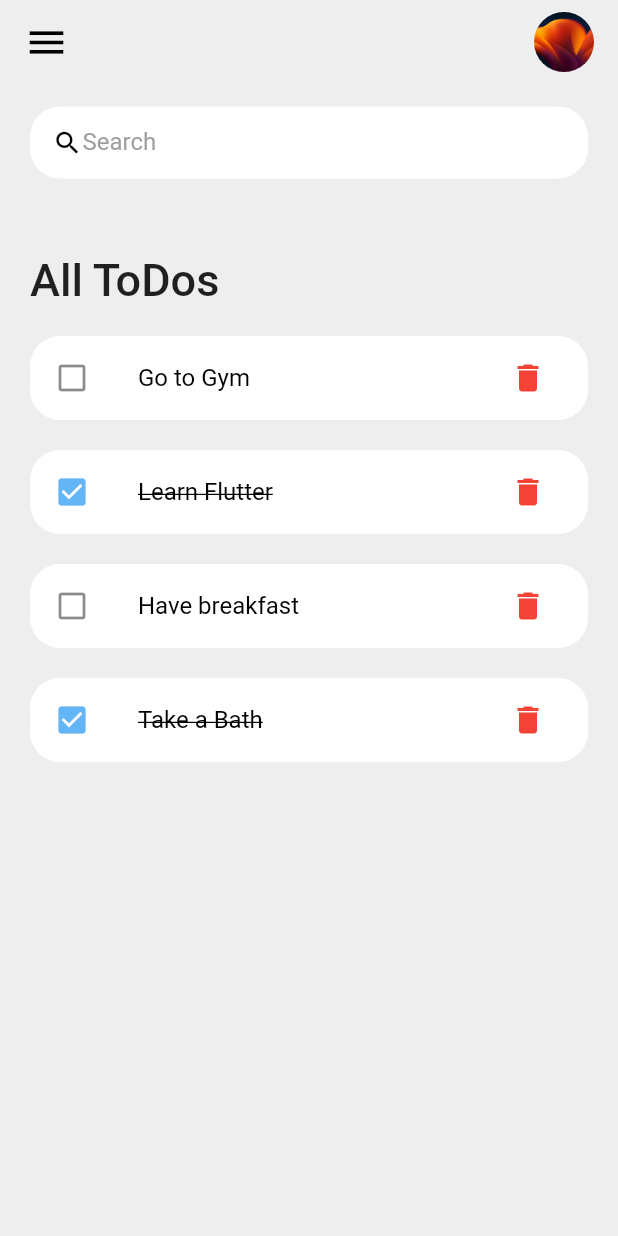
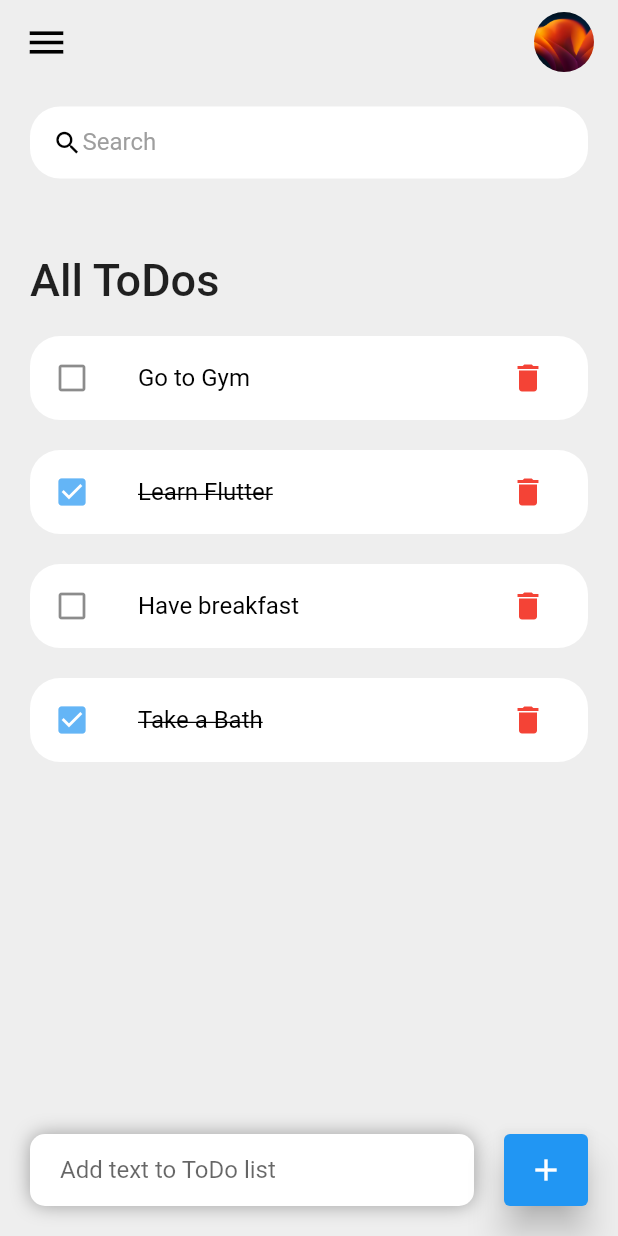
Before and after one commit to Sxmxrth/ToDo-App-flutter, a Flutter app: the screen it shows after launch, on a phone screen of 412 x 824 dp. Run offline on Flutter 3.47's test engine with Material 2 defaults, Android fonts, the phone set to English and light mode, and no system bars.

Commit message:
UI updated

```diff
--- a/to_do_app/lib/model/todo.dart
+++ b/to_do_app/lib/model/todo.dart
@@ -1,3 +1,5 @@
+import 'package:flutter/material.dart';
+
 class ToDo {
   String? id;
   String? toDoText;
--- a/to_do_app/lib/screens/home.dart
+++ b/to_do_app/lib/screens/home.dart
@@ -4,9 +4,14 @@ import 'package:flutter/material.dart';
 import 'package:to_do_app/model/todo.dart';
 import 'package:to_do_app/widgets/todo_items.dart';
 
-class Home extends StatelessWidget {
+class Home extends StatefulWidget {
   Home({super.key});
 
+  @override
+  State<Home> createState() => _HomeState();
+}
+
+class _HomeState extends State<Home> {
   final todolist = ToDo.todoList();
 
   @override
@@ -14,7 +19,9 @@ class Home extends StatelessWidget {
     return Scaffold(
       backgroundColor: Colors.grey[200],
       appBar: createAppBar(),
-      body: Container(
+      body: Stack(
+        children: [
+          Container(
             padding: EdgeInsets.symmetric(horizontal: 20, vertical: 15),
             child: Column(
               children: [
@@ -26,8 +33,8 @@ class Home extends StatelessWidget {
                         margin: EdgeInsets.only(top: 50, bottom: 20),
                         child: Text(
                           "All ToDos",
-                      style:
-                          TextStyle(fontSize: 30, fontWeight: FontWeight.w500),
+                          style: TextStyle(
+                              fontSize: 30, fontWeight: FontWeight.w500),
                         ),
                       ),
                       for (ToDo element in todolist) toDoItem(todo: element)
@@ -37,7 +44,54 @@ class Home extends StatelessWidget {
               ],
             ),
           ),
+          Align(
+            alignment: Alignment.bottomCenter,
+            child: Row(
+              children: [
+                Expanded(
+                    child: Container(
+                  padding: EdgeInsets.only(left: 20, right: 20),
+                  margin: EdgeInsets.only(left: 20, right: 20, bottom: 20),
+                  decoration: BoxDecoration(
+                    color: Colors.white,
+                    boxShadow: [
+                      BoxShadow(
+                          color: Colors.grey,
+                          offset: Offset(0.0, 0.0),
+                          blurRadius: 10,
+                          spreadRadius: 0)
+                    ],
+                    borderRadius: BorderRadius.circular(10),
+                  ),
+                  child: TextField(
+                    decoration: InputDecoration(
+                      hintText: "Add text to ToDo list",
+                      border: InputBorder.none,
+                    ),
+                  ),
+                )),
+                Container(
+                  margin: EdgeInsets.only(bottom: 20, right: 20),
+                  child: ElevatedButton(
+                    onPressed: () {},
+                    style: ElevatedButton.styleFrom(
+                        elevation: 10, minimumSize: Size(48, 48)),
+                    child: Icon(
+                      Icons.add,
+                      color: Colors.white,
+                    ),
+                  ),
+                )
+              ],
+            ),
+          )
+        ],
+      ),
     );
+  }
+
+  void handleToDoChange(ToDo todo) {
+    todo.isDone = !todo.isDone;
   }
 
   Container searchBox() {
--- a/to_do_app/lib/widgets/todo_items.dart
+++ b/to_do_app/lib/widgets/todo_items.dart
@@ -2,6 +2,7 @@
 
 import 'package:flutter/material.dart';
 import 'package:to_do_app/model/todo.dart';
+import 'package:to_do_app/screens/home.dart';
 
 class toDoItem extends StatelessWidget {
   final ToDo todo;
@@ -13,7 +14,8 @@ class toDoItem extends StatelessWidget {
       margin: EdgeInsets.only(bottom: 20),
       child: ListTile(
         onTap: () {
-          print("Clicked on list item");
+          todo.handleToDoChange(todo);
+          // print("Clicked on list item");
         },
         shape: RoundedRectangleBorder(borderRadius: BorderRadius.circular(20)),
         tileColor: Colors.white,
```
Lines whose indentation alone changed are shown as unchanged.
